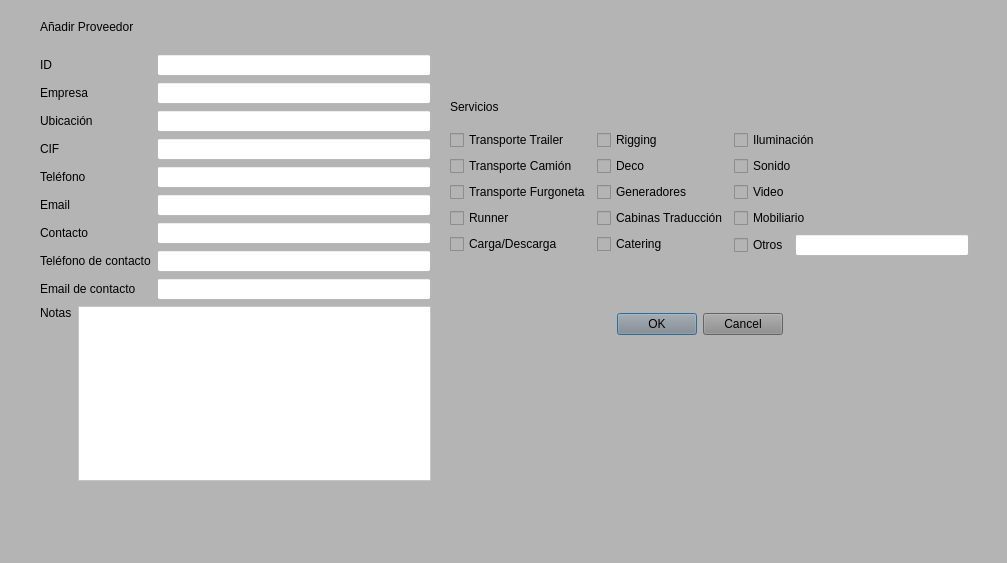
The window that elaleph/anadirproveedor.ui (Aleph1981/elaleph) describes before a commit, drawn with Qt 5.
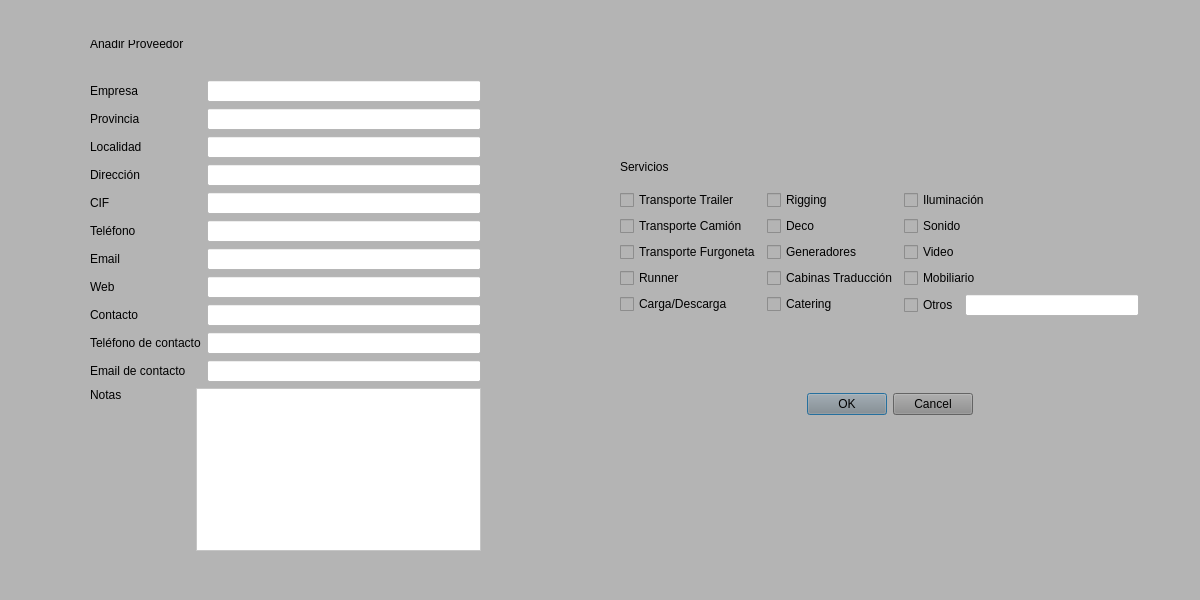
The same window after the commit.

Diff of the .ui file:
```diff
--- a/elaleph/anadirproveedor.ui
+++ b/elaleph/anadirproveedor.ui
@@ -6,8 +6,8 @@
    <rect>
     <x>0</x>
     <y>0</y>
-    <width>1007</width>
-    <height>563</height>
+    <width>1200</width>
+    <height>600</height>
    </rect>
   </property>
   <property name="sizeIncrement">
@@ -32,8 +32,8 @@
    <widget class="QDialogButtonBox" name="aceptcancel">
     <property name="geometry">
      <rect>
-      <x>590</x>
-      <y>310</y>
+      <x>780</x>
+      <y>390</y>
       <width>193</width>
       <height>28</height>
      </rect>
@@ -48,268 +48,8 @@
    <widget class="QWidget" name="layoutWidget">
     <property name="geometry">
      <rect>
-      <x>40</x>
-      <y>20</y>
-      <width>391</width>
-      <height>461</height>
-     </rect>
-    </property>
-    <layout class="QVBoxLayout" name="verticalLayout_6">
-     <item>
-      <widget class="QLabel" name="anadir_proveedor">
-       <property name="styleSheet">
-        <string notr="true">font: 75 14pt &quot;MS Shell Dlg 2&quot;;</string>
-       </property>
-       <property name="text">
-        <string>Añadir Proveedor
-</string>
-       </property>
-      </widget>
-     </item>
-     <item>
-      <layout class="QVBoxLayout" name="verticalLayout_5">
-       <item>
-        <layout class="QHBoxLayout" name="horizontalLayout">
-         <item>
-          <layout class="QVBoxLayout" name="verticalLayout_4">
-           <item>
-            <widget class="QLabel" name="id">
-             <property name="text">
-              <string>ID</string>
-             </property>
-            </widget>
-           </item>
-           <item>
-            <widget class="QLabel" name="empresa">
-             <property name="text">
-              <string>Empresa</string>
-             </property>
-            </widget>
-           </item>
-           <item>
-            <widget class="QLabel" name="ubicacion">
-             <property name="text">
-              <string>Ubicación</string>
-             </property>
-            </widget>
-           </item>
-           <item>
-            <widget class="QLabel" name="cif">
-             <property name="text">
-              <string>CIF</string>
-             </property>
-            </widget>
-           </item>
-           <item>
-            <widget class="QLabel" name="telefono">
-             <property name="text">
-              <string>Teléfono</string>
-             </property>
-            </widget>
-           </item>
-           <item>
-            <widget class="QLabel" name="email">
-             <property name="text">
-              <string>Email</string>
-             </property>
-            </widget>
-           </item>
-           <item>
-            <widget class="QLabel" name="contacto">
-             <property name="text">
-              <string>Contacto</string>
-             </property>
-            </widget>
-           </item>
-           <item>
-            <widget class="QLabel" name="tfn_contacto">
-             <property name="text">
-              <string>Teléfono de contacto</string>
-             </property>
-            </widget>
-           </item>
-           <item>
-            <widget class="QLabel" name="email_contacto">
-             <property name="text">
-              <string>Email de contacto</string>
-             </property>
-            </widget>
-           </item>
-          </layout>
-         </item>
-         <item>
-          <layout class="QVBoxLayout" name="verticalLayout_3">
-           <item>
-            <widget class="QLineEdit" name="entry_id">
-             <property name="sizePolicy">
-              <sizepolicy hsizetype="Expanding" vsizetype="Fixed">
-               <horstretch>0</horstretch>
-               <verstretch>0</verstretch>
-              </sizepolicy>
-             </property>
-             <property name="styleSheet">
-              <string notr="true">background-color: rgb(255, 255, 255);</string>
-             </property>
-            </widget>
-           </item>
-           <item>
-            <widget class="QLineEdit" name="entry_empresa">
-             <property name="sizePolicy">
-              <sizepolicy hsizetype="Expanding" vsizetype="Fixed">
-               <horstretch>0</horstretch>
-               <verstretch>0</verstretch>
-              </sizepolicy>
-             </property>
-             <property name="styleSheet">
-              <string notr="true">background-color: rgb(255, 255, 255);</string>
-             </property>
-            </widget>
-           </item>
-           <item>
-            <widget class="QLineEdit" name="entry_ubicacion">
-             <property name="sizePolicy">
-              <sizepolicy hsizetype="Expanding" vsizetype="Fixed">
-               <horstretch>0</horstretch>
-               <verstretch>0</verstretch>
-              </sizepolicy>
-             </property>
-             <property name="styleSheet">
-              <string notr="true">background-color: rgb(255, 255, 255);</string>
-             </property>
-            </widget>
-           </item>
-           <item>
-            <widget class="QLineEdit" name="entry_cif">
-             <property name="sizePolicy">
-              <sizepolicy hsizetype="Expanding" vsizetype="Fixed">
-               <horstretch>0</horstretch>
-               <verstretch>0</verstretch>
-              </sizepolicy>
-             </property>
-             <property name="styleSheet">
-              <string notr="true">background-color: rgb(255, 255, 255);</string>
-             </property>
-            </widget>
-           </item>
-           <item>
-            <widget class="QLineEdit" name="entryTFN">
-             <property name="sizePolicy">
-              <sizepolicy hsizetype="Expanding" vsizetype="Fixed">
-               <horstretch>0</horstretch>
-               <verstretch>0</verstretch>
-              </sizepolicy>
-             </property>
-             <property name="styleSheet">
-              <string notr="true">background-color: rgb(255, 255, 255);</string>
-             </property>
-            </widget>
-           </item>
-           <item>
-            <widget class="QLineEdit" name="entry_email">
-             <property name="sizePolicy">
-              <sizepolicy hsizetype="Expanding" vsizetype="Fixed">
-               <horstretch>0</horstretch>
-               <verstretch>0</verstretch>
-              </sizepolicy>
-             </property>
-             <property name="styleSheet">
-              <string notr="true">background-color: rgb(255, 255, 255);</string>
-             </property>
-            </widget>
-           </item>
-           <item>
-            <widget class="QLineEdit" name="entry_contacto">
-             <property name="sizePolicy">
-              <sizepolicy hsizetype="Expanding" vsizetype="Fixed">
-               <horstretch>0</horstretch>
-               <verstretch>0</verstretch>
-              </sizepolicy>
-             </property>
-             <property name="styleSheet">
-              <string notr="true">background-color: rgb(255, 255, 255);</string>
-             </property>
-            </widget>
-           </item>
-           <item>
-            <widget class="QLineEdit" name="entry_tfn_contacto">
-             <property name="sizePolicy">
-              <sizepolicy hsizetype="Expanding" vsizetype="Fixed">
-               <horstretch>0</horstretch>
-               <verstretch>0</verstretch>
-              </sizepolicy>
-             </property>
-             <property name="minimumSize">
-              <size>
-               <width>122</width>
-               <height>0</height>
-              </size>
-             </property>
-             <property name="styleSheet">
-              <string notr="true">background-color: rgb(255, 255, 255);</string>
-             </property>
-            </widget>
-           </item>
-           <item>
-            <widget class="QLineEdit" name="entry_email_contacto">
-             <property name="sizePolicy">
-              <sizepolicy hsizetype="Expanding" vsizetype="Fixed">
-               <horstretch>0</horstretch>
-               <verstretch>0</verstretch>
-              </sizepolicy>
-             </property>
-             <property name="styleSheet">
-              <string notr="true">background-color: rgb(255, 255, 255);</string>
-             </property>
-            </widget>
-           </item>
-          </layout>
-         </item>
-        </layout>
-       </item>
-       <item>
-        <layout class="QHBoxLayout" name="horizontalLayout_11">
-         <item>
-          <layout class="QVBoxLayout" name="verticalLayout">
-           <item>
-            <widget class="QLabel" name="notas">
-             <property name="text">
-              <string>Notas</string>
-             </property>
-            </widget>
-           </item>
-           <item>
-            <spacer name="verticalSpacer">
-             <property name="orientation">
-              <enum>Qt::Vertical</enum>
-             </property>
-             <property name="sizeHint" stdset="0">
-              <size>
-               <width>20</width>
-               <height>40</height>
-              </size>
-             </property>
-            </spacer>
-           </item>
-          </layout>
-         </item>
-         <item>
-          <widget class="QTextEdit" name="textNOTAS">
-           <property name="styleSheet">
-            <string notr="true">background-color: rgb(255, 255, 255);</string>
-           </property>
-          </widget>
-         </item>
-        </layout>
-       </item>
-      </layout>
-     </item>
-    </layout>
-   </widget>
-   <widget class="QWidget" name="layoutWidget">
-    <property name="geometry">
-     <rect>
-      <x>450</x>
-      <y>90</y>
+      <x>620</x>
+      <y>150</y>
       <width>519</width>
       <height>166</height>
      </rect>
@@ -449,6 +189,9 @@
              <property name="styleSheet">
               <string notr="true">background-color: rgb(255, 255, 255);</string>
              </property>
+             <property name="clearButtonEnabled">
+              <bool>false</bool>
+             </property>
             </widget>
            </item>
           </layout>
@@ -459,6 +202,427 @@
      </item>
     </layout>
    </widget>
+   <widget class="QLabel" name="anadir_proveedor">
+    <property name="geometry">
+     <rect>
+      <x>90</x>
+      <y>40</y>
+      <width>389</width>
+      <height>21</height>
+     </rect>
+    </property>
+    <property name="styleSheet">
+     <string notr="true">font: 75 14pt &quot;MS Shell Dlg 2&quot;;</string>
+    </property>
+    <property name="text">
+     <string>Añadir Proveedor
+</string>
+    </property>
+   </widget>
+   <widget class="QWidget" name="">
+    <property name="geometry">
+     <rect>
+      <x>90</x>
+      <y>80</y>
+      <width>391</width>
+      <height>471</height>
+     </rect>
+    </property>
+    <layout class="QGridLayout" name="gridLayout">
+     <item row="2" column="2">
+      <widget class="QLineEdit" name="entry_localidad">
+       <property name="sizePolicy">
+        <sizepolicy hsizetype="Expanding" vsizetype="Fixed">
+         <horstretch>0</horstretch>
+         <verstretch>0</verstretch>
+        </sizepolicy>
+       </property>
+       <property name="minimumSize">
+        <size>
+         <width>180</width>
+         <height>0</height>
+        </size>
+       </property>
+       <property name="styleSheet">
+        <string notr="true">background-color: rgb(255, 255, 255);</string>
+       </property>
+       <property name="text">
+        <string/>
+       </property>
+      </widget>
+     </item>
+     <item row="3" column="0" colspan="2">
+      <widget class="QLabel" name="direccion">
+       <property name="minimumSize">
+        <size>
+         <width>100</width>
+         <height>0</height>
+        </size>
+       </property>
+       <property name="text">
+        <string>Dirección</string>
+       </property>
+      </widget>
+     </item>
+     <item row="4" column="2">
+      <widget class="QLineEdit" name="entry_cif">
+       <property name="sizePolicy">
+        <sizepolicy hsizetype="Expanding" vsizetype="Fixed">
+         <horstretch>0</horstretch>
+         <verstretch>0</verstretch>
+        </sizepolicy>
+       </property>
+       <property name="minimumSize">
+        <size>
+         <width>180</width>
+         <height>0</height>
+        </size>
+       </property>
+       <property name="styleSheet">
+        <string notr="true">background-color: rgb(255, 255, 255);</string>
+       </property>
+      </widget>
+     </item>
+     <item row="5" column="2">
+      <widget class="QLineEdit" name="entryTFN">
+       <property name="sizePolicy">
+        <sizepolicy hsizetype="Expanding" vsizetype="Fixed">
+         <horstretch>0</horstretch>
+         <verstretch>0</verstretch>
+        </sizepolicy>
+       </property>
+       <property name="minimumSize">
+        <size>
+         <width>180</width>
+         <height>0</height>
+        </size>
+       </property>
+       <property name="styleSheet">
+        <string notr="true">background-color: rgb(255, 255, 255);</string>
+       </property>
+      </widget>
+     </item>
+     <item row="6" column="0" colspan="2">
+      <widget class="QLabel" name="email">
+       <property name="minimumSize">
+        <size>
+         <width>100</width>
+         <height>0</height>
+        </size>
+       </property>
+       <property name="text">
+        <string>Email</string>
+       </property>
+      </widget>
+     </item>
+     <item row="5" column="0" colspan="2">
+      <widget class="QLabel" name="telefono">
+       <property name="minimumSize">
+        <size>
+         <width>100</width>
+         <height>0</height>
+        </size>
+       </property>
+       <property name="text">
+        <string>Teléfono</string>
+       </property>
+      </widget>
+     </item>
+     <item row="6" column="2">
+      <widget class="QLineEdit" name="entry_email">
+       <property name="sizePolicy">
+        <sizepolicy hsizetype="Expanding" vsizetype="Fixed">
+         <horstretch>0</horstretch>
+         <verstretch>0</verstretch>
+        </sizepolicy>
+       </property>
+       <property name="minimumSize">
+        <size>
+         <width>180</width>
+         <height>0</height>
+        </size>
+       </property>
+       <property name="styleSheet">
+        <string notr="true">background-color: rgb(255, 255, 255);</string>
+       </property>
+      </widget>
+     </item>
+     <item row="3" column="2">
+      <widget class="QLineEdit" name="entry_direccion">
+       <property name="sizePolicy">
+        <sizepolicy hsizetype="Expanding" vsizetype="Fixed">
+         <horstretch>0</horstretch>
+         <verstretch>0</verstretch>
+        </sizepolicy>
+       </property>
+       <property name="minimumSize">
+        <size>
+         <width>180</width>
+         <height>0</height>
+        </size>
+       </property>
+       <property name="styleSheet">
+        <string notr="true">background-color: rgb(255, 255, 255);</string>
+       </property>
+      </widget>
+     </item>
+     <item row="7" column="0">
+      <widget class="QLabel" name="email_2">
+       <property name="minimumSize">
+        <size>
+         <width>100</width>
+         <height>0</height>
+        </size>
+       </property>
+       <property name="text">
+        <string>Web</string>
+       </property>
+      </widget>
+     </item>
+     <item row="7" column="2">
+      <widget class="QLineEdit" name="entry_web">
+       <property name="sizePolicy">
+        <sizepolicy hsizetype="Expanding" vsizetype="Fixed">
+         <horstretch>0</horstretch>
+         <verstretch>0</verstretch>
+        </sizepolicy>
+       </property>
+       <property name="minimumSize">
+        <size>
+         <width>180</width>
+         <height>0</height>
+        </size>
+       </property>
+       <property name="styleSheet">
+        <string notr="true">background-color: rgb(255, 255, 255);</string>
+       </property>
+      </widget>
+     </item>
+     <item row="8" column="0" colspan="2">
+      <widget class="QLabel" name="contacto">
+       <property name="minimumSize">
+        <size>
+         <width>100</width>
+         <height>0</height>
+        </size>
+       </property>
+       <property name="text">
+        <string>Contacto</string>
+       </property>
+      </widget>
+     </item>
+     <item row="4" column="0" colspan="2">
+      <widget class="QLabel" name="cif">
+       <property name="minimumSize">
+        <size>
+         <width>100</width>
+         <height>0</height>
+        </size>
+       </property>
+       <property name="text">
+        <string>CIF</string>
+       </property>
+      </widget>
+     </item>
+     <item row="0" column="0" colspan="2">
+      <widget class="QLabel" name="empresa">
+       <property name="minimumSize">
+        <size>
+         <width>100</width>
+         <height>0</height>
+        </size>
+       </property>
+       <property name="text">
+        <string>Empresa</string>
+       </property>
+      </widget>
+     </item>
+     <item row="1" column="0" colspan="2">
+      <widget class="QLabel" name="provincia">
+       <property name="minimumSize">
+        <size>
+         <width>100</width>
+         <height>0</height>
+        </size>
+       </property>
+       <property name="text">
+        <string>Provincia</string>
+       </property>
+      </widget>
+     </item>
+     <item row="0" column="2">
+      <widget class="QLineEdit" name="entry_empresa">
+       <property name="sizePolicy">
+        <sizepolicy hsizetype="Expanding" vsizetype="Fixed">
+         <horstretch>0</horstretch>
+         <verstretch>0</verstretch>
+        </sizepolicy>
+       </property>
+       <property name="minimumSize">
+        <size>
+         <width>180</width>
+         <height>0</height>
+        </size>
+       </property>
+       <property name="styleSheet">
+        <string notr="true">background-color: rgb(255, 255, 255);</string>
+       </property>
+      </widget>
+     </item>
+     <item row="1" column="2">
+      <widget class="QLineEdit" name="entry_provincia">
+       <property name="sizePolicy">
+        <sizepolicy hsizetype="Expanding" vsizetype="Fixed">
+         <horstretch>0</horstretch>
+         <verstretch>0</verstretch>
+        </sizepolicy>
+       </property>
+       <property name="minimumSize">
+        <size>
+         <width>180</width>
+         <height>0</height>
+        </size>
+       </property>
+       <property name="styleSheet">
+        <string notr="true">background-color: rgb(255, 255, 255);</string>
+       </property>
+      </widget>
+     </item>
+     <item row="2" column="0" colspan="2">
+      <widget class="QLabel" name="provincia_2">
+       <property name="minimumSize">
+        <size>
+         <width>100</width>
+         <height>0</height>
+        </size>
+       </property>
+       <property name="text">
+        <string>Localidad</string>
+       </property>
+      </widget>
+     </item>
+     <item row="11" column="1" colspan="2">
+      <widget class="QTextEdit" name="textNOTAS">
+       <property name="styleSheet">
+        <string notr="true">background-color: rgb(255, 255, 255);</string>
+       </property>
+      </widget>
+     </item>
+     <item row="10" column="0" colspan="2">
+      <widget class="QLabel" name="email_contacto">
+       <property name="minimumSize">
+        <size>
+         <width>100</width>
+         <height>0</height>
+        </size>
+       </property>
+       <property name="text">
+        <string>Email de contacto</string>
+       </property>
+      </widget>
+     </item>
+     <item row="11" column="0">
+      <layout class="QVBoxLayout" name="verticalLayout">
+       <item>
+        <widget class="QLabel" name="notas">
+         <property name="minimumSize">
+          <size>
+           <width>100</width>
+           <height>0</height>
+          </size>
+         </property>
+         <property name="text">
+          <string>Notas</string>
+         </property>
+        </widget>
+       </item>
+       <item>
+        <spacer name="verticalSpacer">
+         <property name="orientation">
+          <enum>Qt::Vertical</enum>
+         </property>
+         <property name="sizeHint" stdset="0">
+          <size>
+           <width>20</width>
+           <height>40</height>
+          </size>
+         </property>
+        </spacer>
+       </item>
+      </layout>
+     </item>
+     <item row="9" column="0" colspan="2">
+      <widget class="QLabel" name="tfn_contacto">
+       <property name="minimumSize">
+        <size>
+         <width>100</width>
+         <height>0</height>
+        </size>
+       </property>
+       <property name="text">
+        <string>Teléfono de contacto</string>
+       </property>
+      </widget>
+     </item>
+     <item row="9" column="2">
+      <widget class="QLineEdit" name="entry_tfn_contacto">
+       <property name="sizePolicy">
+        <sizepolicy hsizetype="Expanding" vsizetype="Fixed">
+         <horstretch>0</horstretch>
+         <verstretch>0</verstretch>
+        </sizepolicy>
+       </property>
+       <property name="minimumSize">
+        <size>
+         <width>180</width>
+         <height>0</height>
+        </size>
+       </property>
+       <property name="styleSheet">
+        <string notr="true">background-color: rgb(255, 255, 255);</string>
+       </property>
+      </widget>
+     </item>
+     <item row="10" column="2">
+      <widget class="QLineEdit" name="entry_email_contacto">
+       <property name="sizePolicy">
+        <sizepolicy hsizetype="Expanding" vsizetype="Fixed">
+         <horstretch>0</horstretch>
+         <verstretch>0</verstretch>
+        </sizepolicy>
+       </property>
+       <property name="minimumSize">
+        <size>
+         <width>180</width>
+         <height>0</height>
+        </size>
+       </property>
+       <property name="styleSheet">
+        <string notr="true">background-color: rgb(255, 255, 255);</string>
+       </property>
+      </widget>
+     </item>
+     <item row="8" column="2">
+      <widget class="QLineEdit" name="entry_contacto">
+       <property name="sizePolicy">
+        <sizepolicy hsizetype="Expanding" vsizetype="Fixed">
+         <horstretch>0</horstretch>
+         <verstretch>0</verstretch>
+        </sizepolicy>
+       </property>
+       <property name="minimumSize">
+        <size>
+         <width>180</width>
+         <height>0</height>
+        </size>
+       </property>
+       <property name="styleSheet">
+        <string notr="true">background-color: rgb(255, 255, 255);</string>
+       </property>
+      </widget>
+     </item>
+    </layout>
+   </widget>
   </widget>
  </widget>
  <resources/>
```
Left out of the diff: 34 changed lines with no effect on the pictures.
